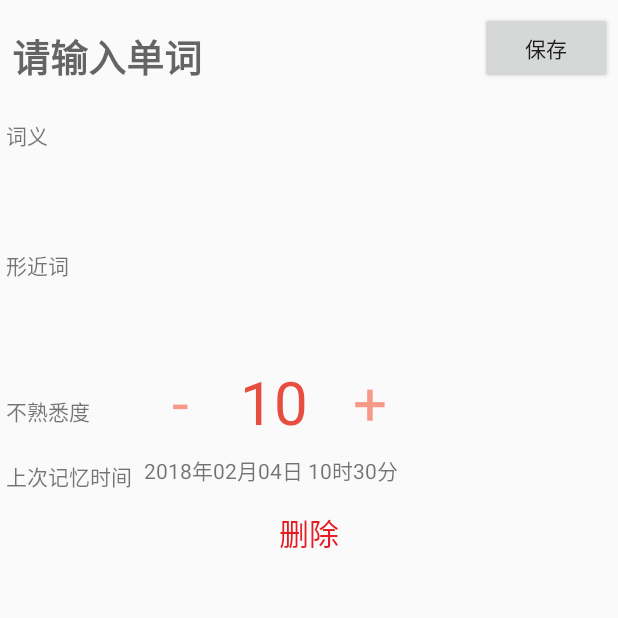
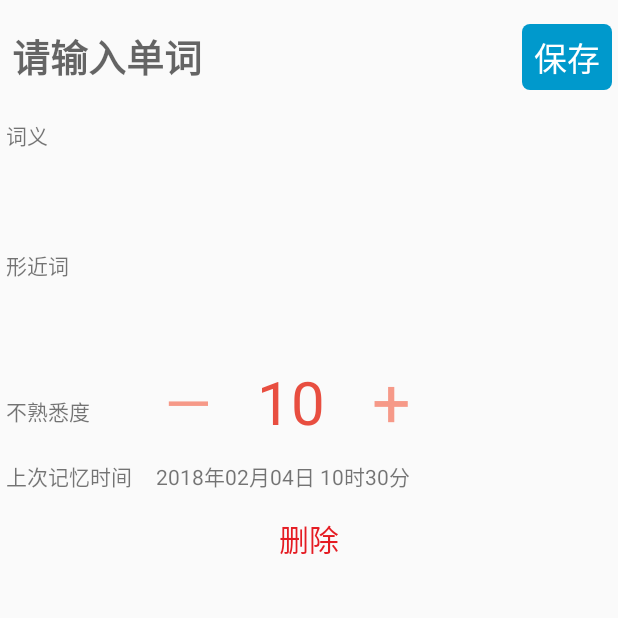
Before and after one commit to liuguicen/MemoryNote, an Android app: the screen it shows after launch (WordDetailActivity), after a tap on an icon or button, on a phone screen of 412 x 824 dp, the top half of it. Run offline under Robolectric (Android 15) with nearby library versions, the phone set to English and light mode, and no system bars.

Commit message:
optimize ui detail

```diff
--- a/memory-note/src/main/java/com/lgc/memorynote/base/InputAnalyzerUtil.java
+++ b/memory-note/src/main/java/com/lgc/memorynote/base/InputAnalyzerUtil.java
@@ -144,7 +144,7 @@ public class InputAnalyzerUtil {
         if(inputSimilarWord.isEmpty()) return IS_NULL;
         String[] similarWords = inputSimilarWord.split("\n");
         for (String oneWord : similarWords) {
-            //if (oneWord.matches(Word.NAME_FORMAT_REGEX)) {// 先不限制用户输入
+            //if (oneWord.matches(Word.NOT_NAME_FORMAT_REGEX)) {// 先不限制用户输入
             //
             //}
             oneWord = oneWord.trim();
--- a/memory-note/src/main/java/com/lgc/memorynote/data/SearchUtil.java
+++ b/memory-note/src/main/java/com/lgc/memorynote/data/SearchUtil.java
@@ -57,7 +57,7 @@ public class SearchUtil {
     public static List<Word> searchWordOrMeaning(String search, List<Word> wordList) {
         // 含有非单词字符，搜索词义
         if (search == null) return wordList;
-        if (Pattern.compile(Word.NAME_FORMAT_REGEX).matcher(search).find()) {
+        if (Pattern.compile(Word.NOT_NAME_FORMAT_REGEX).matcher(search).find()) {
             for (int i = wordList.size() -1; i >= 0; i--) {
                 Word word = wordList.get(i);
                 List<Word.WordMeaning> meaningList = word.getMeaningList();
--- a/memory-note/src/main/java/com/lgc/memorynote/wordDetail/Word.java
+++ b/memory-note/src/main/java/com/lgc/memorynote/wordDetail/Word.java
@@ -23,7 +23,7 @@ import java.util.List;
  * @guai @gsdf adj. adv. uauaua
  * **********************************/
 public class Word {
-    public static String NAME_FORMAT_REGEX = "[^a-zA-z\\-' ]";
+    public static String NOT_NAME_FORMAT_REGEX = "[^a-zA-z\\-' ]";
 
 
     public String name;
--- a/memory-note/src/main/java/com/lgc/memorynote/wordDetail/WordDetailActivity.java
+++ b/memory-note/src/main/java/com/lgc/memorynote/wordDetail/WordDetailActivity.java
@@ -36,7 +36,7 @@ public class WordDetailActivity extends AppCompatActivity implements WordDetailC
     private EditText mTvSimilarWord;
     private TextView mTvStrangeDegree;
     private TextView mTvLastRememberTime;
-    private Button mBtnEdit;
+    private TextView mBtnEdit;
     private CertainDialog mCertainDialog;
     private int lastInputType;
 
@@ -55,7 +55,7 @@ public class WordDetailActivity extends AppCompatActivity implements WordDetailC
         mTvSimilarWord       = (EditText) findViewById(R.id.similar_word);
         mTvStrangeDegree     = (TextView) findViewById(R.id.value_strange_degree);
         mTvLastRememberTime  = (TextView) findViewById(R.id.last_remember_time);
-        mBtnEdit             = (Button) findViewById(R.id.btn_word_detail_edit);
+        mBtnEdit             = (TextView) findViewById(R.id.btn_word_detail_edit);
         mBtnEdit.setOnClickListener(this);
         mTvWordName.setTag(mTvWordName.getTag());
         mTvWordMeaning.setTag(mTvWordMeaning.getTag());
@@ -220,6 +220,9 @@ public class WordDetailActivity extends AppCompatActivity implements WordDetailC
                 break;
             case AppConstant.REPETITIVE_WORD:
                 msg = getString(R.string.word_repetitive);
+                break;
+            case AppConstant.WORD_IS_NULL:
+                msg = getString(R.string.word_name_is_null);
 
         }
         Toast.makeText(this, msg, Toast.LENGTH_LONG).show();
@@ -244,4 +247,18 @@ public class WordDetailActivity extends AppCompatActivity implements WordDetailC
         Intent intent = new Intent(context, WordDetailActivity.class);
         return intent;
     }
+
+    @Override
+    public void onBackPressed() {
+        if (mPresenter.isInEdit()) {
+            mCertainDialog.showDialog(null, getString(R.string.cetain_leave_in_edit), new CertainDialog.ActionListener() {
+                @Override
+                public void onSure() {
+                    finish();
+                }
+            });
+        } else {
+            super.onBackPressed();
+        }
+    }
 }
--- a/memory-note/src/main/java/com/lgc/memorynote/wordDetail/WordDetailPresenter.java
+++ b/memory-note/src/main/java/com/lgc/memorynote/wordDetail/WordDetailPresenter.java
@@ -50,17 +50,38 @@ public class WordDetailPresenter implements WordDetailContract.Presenter {
         }
     }
 
+    @Override
+    public boolean isInEdit() {
+        return mIsInEdit;
+    }
+
+    @Override
+    public void switchEdit() {
+        mIsInEdit = !mIsInEdit;
+        if (!mIsInEdit) { // 编辑完成
+            saveWordDate();
+        }
+        showData(true);
+        mView.switchEditStyle(mIsInEdit);
+    }
+
     public void saveWordDate() {
         String inputMeaings = mView.getInputWordMeaning().trim();
         String inputSimilars = mView.getInputSimilarWords().trim();
         if (mIsAdd) {
             String inputName = mView.getInputWordName();
             inputName = inputName.trim();
-            while(Pattern.compile(Word.NAME_FORMAT_REGEX).matcher(inputName).find()) {
+            if (inputName.isEmpty()) {
+                mView.showSaveFailed(AppConstant.WORD_IS_NULL);
+                return;
+            }
+            if (Pattern.compile(Word.NOT_NAME_FORMAT_REGEX).matcher(inputName).find()) {
                 mView.showSaveFailed(AppConstant.WORD_FORMAT_ERROR);
                 return;
-            } if (SearchUtil.getOneWordByName(GlobalData.getInstance().getAllWord(), mWord.getName()) != null) {
+            }
+            if (SearchUtil.getOneWordByName(GlobalData.getInstance().getAllWord(), mWord.getName()) != null) {
                 mView.showSaveFailed(AppConstant.REPETITIVE_WORD);
+                return;
             }
             mWord.setName(inputName);
         }
@@ -88,21 +109,6 @@ public class WordDetailPresenter implements WordDetailContract.Presenter {
         }
     }
 
-    @Override
-    public boolean isInEdit() {
-        return mIsInEdit;
-    }
-
-    @Override
-    public void switchEdit() {
-        mIsInEdit = !mIsInEdit;
-        if (!mIsInEdit) { // 编辑完成
-            saveWordDate();
-        }
-        showData(true);
-        mView.switchEditStyle(mIsInEdit);
-    }
-
     private void showData(boolean isSwitchEdit) {
         if (mIsInEdit) {
             mView.showInputMeaning(mWord.getInputMeaning());
@@ -121,14 +127,14 @@ public class WordDetailPresenter implements WordDetailContract.Presenter {
 
     @Override
     public boolean addStrangeDegree() {
-        mWord.strangeDegree ++;
+        mWord.strangeDegree++;
         mView.showStrangeDegree(mWord.strangeDegree);
         return false;
     }
 
     @Override
     public boolean reduceStrangeDegree() {
-        mWord.strangeDegree --;
+        mWord.strangeDegree--;
         mView.showStrangeDegree(mWord.strangeDegree);
         return false;
     }
--- /dev/null
+++ b/memory-note/src/main/res/drawable/btn_bg_red.xml
@@ -0,0 +1,18 @@
+<?xml version="1.0" encoding="utf-8"?>
+<selector xmlns:android="http://schemas.android.com/apk/res/android">
+    <item android:state_pressed="true">
+        <shape>
+            <solid android:color="@color/color_edit" />
+            <corners android:bottomLeftRadius="5dip" android:bottomRightRadius="5dip" android:topLeftRadius="5dip" android:topRightRadius="5dip" />
+            <!--圆角矩形白色背景-->
+        </shape>
+    </item>
+    <item>
+        <shape>
+            <solid android:color="@android:color/holo_blue_dark" />
+            <corners android:bottomLeftRadius="5dip" android:bottomRightRadius="5dip" android:topLeftRadius="5dip" android:topRightRadius="5dip" />
+            <!--圆角矩形白色背景-->
+        </shape>
+    </item>
+
+</selector>
--- a/memory-note/src/main/res/layout/activity_word_detail.xml
+++ b/memory-note/src/main/res/layout/activity_word_detail.xml
@@ -13,15 +13,36 @@
 
         <EditText
             android:id="@+id/et_word_detail_name"
-            style="@style/TvWordDetailWorName"/>
+            android:layout_width="wrap_content"
+            android:layout_height="wrap_content"
+            android:hint="@string/please_input_word"
+            android:textColor="@color/color_word"
+            android:textSize="25sp"
+            android:textStyle="bold"
+            android:layout_marginEnd="@dimen/normal_margin"
+            app:layout_constraintHorizontal_bias="0"
+            app:layout_constraintStart_toStartOf="parent"
+            app:layout_constraintTop_toTopOf="parent"
+            app:layout_constraintEnd_toStartOf="@+id/btn_word_detail_edit"
+            />
 
-        <Button
+        <TextView
             android:id="@+id/btn_word_detail_edit"
             android:layout_width="wrap_content"
             android:layout_height="wrap_content"
+            android:background="@drawable/btn_bg_red"
+            android:gravity="center"
+            android:paddingTop="5dp"
+            android:paddingBottom="5dp"
+            android:paddingStart="@dimen/normal_margin"
+            android:paddingEnd="@dimen/normal_margin"
+            android:textSize="@dimen/text_size_normal"
+            android:textColor="@android:color/white"
             android:text="@string/edit"
             app:layout_constraintEnd_toEndOf="parent"
-            app:layout_constraintTop_toTopOf="parent" />
+            app:layout_constraintTop_toTopOf="@+id/et_word_detail_name"
+            app:layout_constraintBottom_toBottomOf="@+id/et_word_detail_name"
+            />
 
         <TextView
             android:id="@+id/word_detail_meaning_name"
@@ -59,7 +80,7 @@
             android:text="@string/strange_degree"
             app:layout_constraintBottom_toBottomOf="@+id/value_strange_degree"
             app:layout_constraintStart_toStartOf="parent"
-            app:layout_constraintTop_toBottomOf="@+id/similar_word" />
+            app:layout_constraintTop_toTopOf="@+id/value_strange_degree" />
 
         <TextView
             android:id="@+id/reduce_strange_degree"
@@ -67,9 +88,10 @@
             android:layout_marginStart="40dp"
             android:gravity="center"
             android:minWidth="40dp"
-            android:text=" - "
+            android:text=" — "
             app:layout_constraintStart_toEndOf="@+id/strange_degree_name"
-            app:layout_constraintTop_toBottomOf="@+id/similar_word" />
+            app:layout_constraintTop_toTopOf="@id/value_strange_degree"
+            app:layout_constraintBottom_toBottomOf="@id/value_strange_degree"/>
 
         <TextView
             android:id="@+id/value_strange_degree"
@@ -83,21 +105,27 @@
             android:id="@+id/add_strange_degree"
             style="@style/StrangeDegreeItem"
             android:text=" + "
+            android:paddingBottom="2dp"
+            android:textSize="@dimen/text_size_very_very_big"
             app:layout_constraintStart_toEndOf="@+id/value_strange_degree"
-            app:layout_constraintTop_toBottomOf="@+id/similar_word" />
+            app:layout_constraintTop_toTopOf="@id/value_strange_degree"
+            app:layout_constraintBottom_toBottomOf="@id/value_strange_degree"/>
 
         <TextView
             android:id="@+id/last_remember_time_name"
             style="@style/WordDetailItemName"
+            android:gravity="center"
             android:text="@string/last_remember_time"
             app:layout_constraintTop_toBottomOf="@id/value_strange_degree" />
 
         <TextView
             android:id="@+id/last_remember_time"
-            style="@style/WordDetailEditItem"
-            android:layout_marginStart="8dp"
-            app:layout_constraintStart_toEndOf="@+id/last_remember_time_name"
-            app:layout_constraintTop_toBottomOf="@id/value_strange_degree" />
+            android:layout_marginStart="@dimen/big_margin"
+            android:layout_height="wrap_content"
+            android:layout_width="wrap_content"
+            app:layout_constraintTop_toTopOf="@+id/last_remember_time_name"
+            app:layout_constraintBottom_toBottomOf="@+id/last_remember_time_name"
+            app:layout_constraintStart_toEndOf="@+id/last_remember_time_name"/>
 
         <TextView
             android:id="@+id/word_detail_delete"
--- a/memory-note/src/main/res/values/colors.xml
+++ b/memory-note/src/main/res/values/colors.xml
@@ -8,8 +8,10 @@
     <color name="command_chosen">@android:color/holo_red_light</color>
     <color name="color_strange">#e84e40</color>
     <color name="color_add_strange">#f69988</color>
-    <color name="color_word">#455ede</color>
+    <color name="color_word">@android:color/black</color>
     <color name="color_red">#e51c23</color>
+    <color name="color_edit">#FF7E7E89</color>
+
 
 
 </resources>
--- a/memory-note/src/main/res/values/dimens.xml
+++ b/memory-note/src/main/res/values/dimens.xml
@@ -2,7 +2,8 @@
 <resources>
     <dimen name="choose_pic_item_divider">1.5dp</dimen>
     <dimen name="strange_degree_item_margin">20dp</dimen>
-    <dimen name="text_size_very_big">30sp</dimen>
+    <dimen name="text_size_very_very_big">45sp</dimen>
+    <dimen name="text_size_very_big">38sp</dimen>
     <dimen name="text_size_big">30sp</dimen>
     <dimen name="text_size_normal">22sp</dimen>
     <dimen name="text_size_small">18sp</dimen>
--- a/memory-note/src/main/res/values/strings.xml
+++ b/memory-note/src/main/res/values/strings.xml
@@ -12,4 +12,6 @@
     <string name="caommand_hint">搜索</string>
     <string name="delete">删除</string>
     <string name="certain_delete">确定删除吗</string>
+    <string name="cetain_leave_in_edit">正在编辑单词，你确定离开吗？</string>
+    <string name="word_name_is_null">单词名为空，保存失败</string>
 </resources>
--- a/memory-note/src/main/res/values/styles.xml
+++ b/memory-note/src/main/res/values/styles.xml
@@ -33,24 +33,13 @@
     </style>
 
     <style name="LvItemWordStrange">
-        <item name="layout_constraintTop_toTopOf">parent</item>
         <item name="android:layout_width">wrap_content</item>
-        <item name="android:layout_height">wrap_content</item>
+        <item name="android:layout_height">0dp</item>
         <item name="android:gravity">center</item>
         <item name="android:textColor">@color/color_add_strange</item>
-        <item name="android:layout_marginStart">@dimen/big_margin</item>
-        <item name="android:layout_marginEnd">@dimen/big_margin</item>
+        <item name="android:paddingStart">@dimen/normal_margin</item>
+        <item name="android:paddingEnd">@dimen/normal_margin</item>
         <item name="android:textSize">@dimen/text_size_normal</item>
     </style>
 
-    <style name="TvWordDetailWorName">
-        <item name="android:layout_width">wrap_content</item>
-        <item name="android:layout_height">wrap_content</item>
-        <item name="android:hint">@string/please_input_word</item>
-        <item name="android:textColor">@color/color_word</item>
-        <item name="android:textSize">25sp</item>
-        <item name="android:textStyle">bold</item>
-        <item name="layout_constraintStart_toStartOf">parent</item>
-        <item name="layout_constraintTop_toTopOf">parent</item>
-    </style>
 </resources>
```
Also changed, not shown: memory-note/src/main/java/com/lgc/memorynote/data/AppConstant.java (+6 -1 lines), memory-note/src/main/java/com/lgc/memorynote/wordList/WordListAdapter.java (+6 -1 lines), memory-note/src/main/res/layout/lv_item_word.xml (+25 -12 lines), 1 other file.
